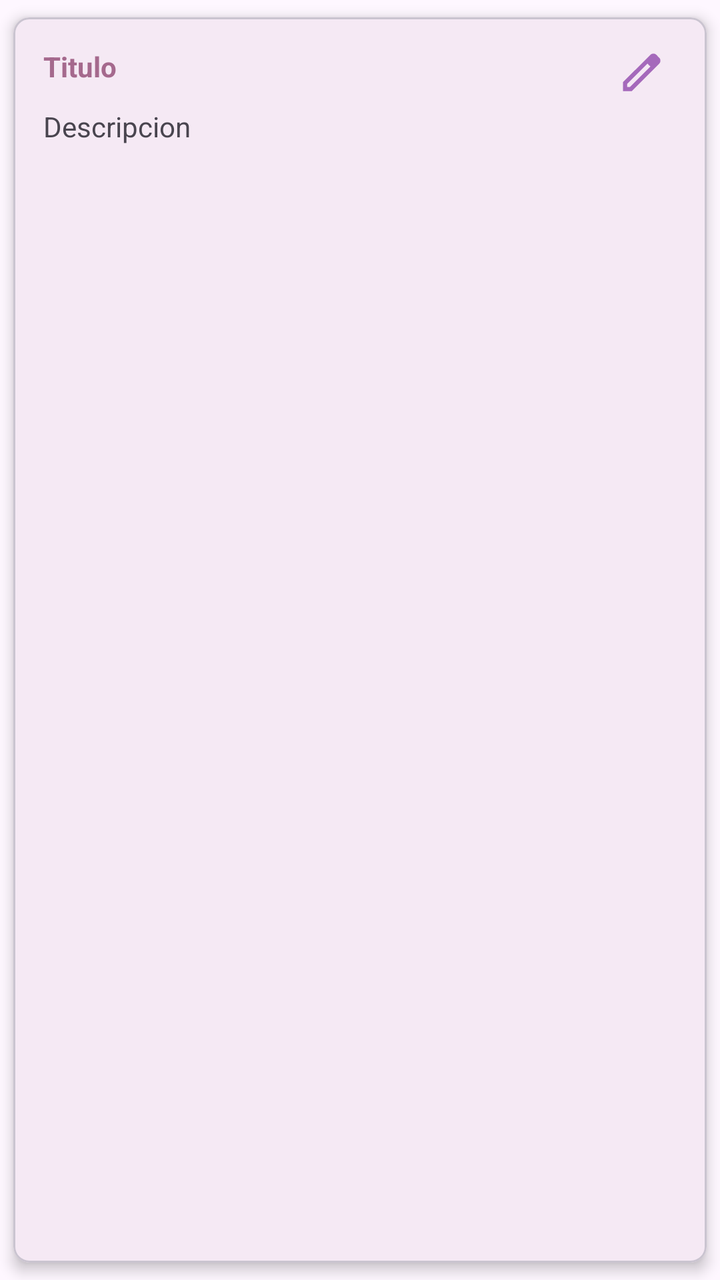
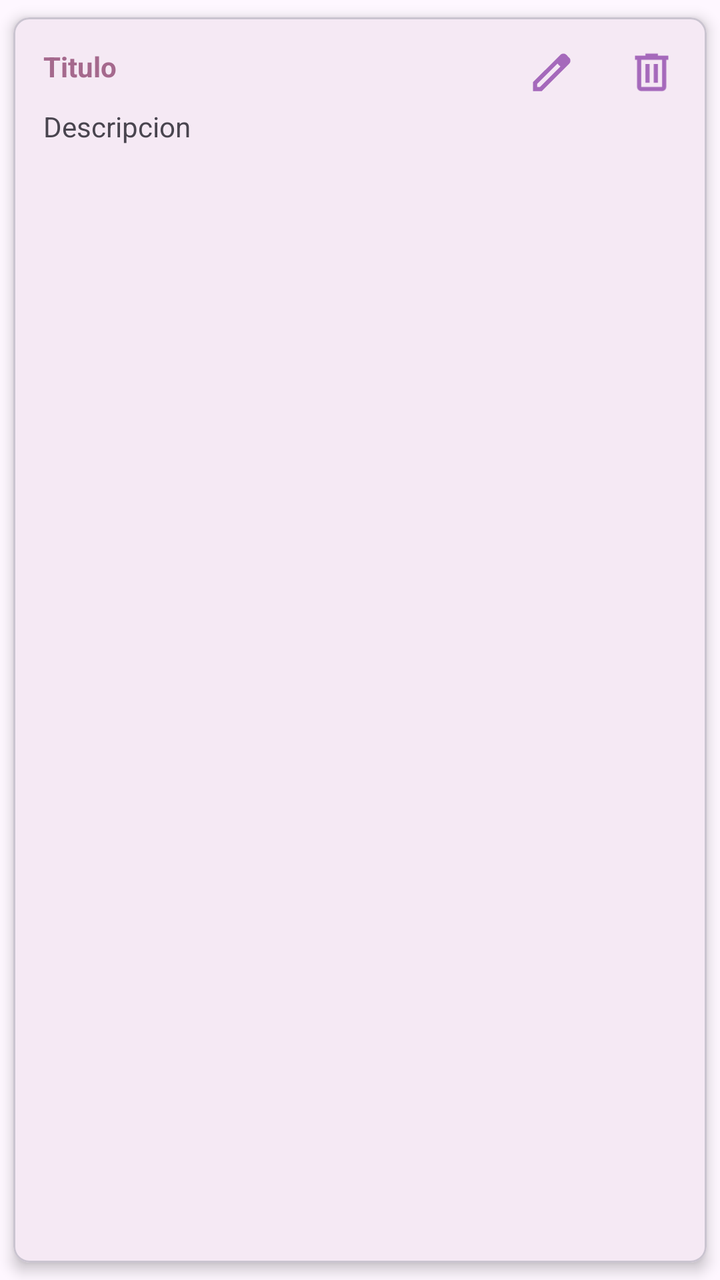

An Android layout rendered at two revisions. The XML below is the earlier revision; the diff shows what the commit changed to produce the second picture.
<!-- AndroidManifest.xml: application theme Theme.NotasAppSQLite -->
<!-- res/layout/item_nota.xml -->
<?xml version="1.0" encoding="utf-8"?>
<com.google.android.material.card.MaterialCardView
    xmlns:android="http://schemas.android.com/apk/res/android"
    xmlns:app="http://schemas.android.com/apk/res-auto"
    android:layout_width="match_parent"
    android:layout_height="wrap_content"
    app:cardCornerRadius="8dp"
    app:cardElevation="4dp"
    app:cardUseCompatPadding="true">

    <androidx.appcompat.widget.LinearLayoutCompat
        android:layout_width="match_parent"
        android:layout_height="wrap_content"
        android:orientation="vertical"
        android:padding="15dp">

        <RelativeLayout
            android:layout_width="match_parent"
            android:layout_height="wrap_content">

            <TextView
                android:id="@+id/item_titulo"
                android:layout_width="wrap_content"
                android:layout_height="wrap_content"
                android:layout_alignParentStart="true"
                android:layout_toStartOf="@+id/ivActualizar"
                android:text="@string/item_titulo"
                android:textColor="@color/morado"
                android:textStyle="bold" />

            <ImageView
                android:id="@+id/ivActualizar"
                android:layout_width="25dp"
                android:layout_height="25dp"
                android:layout_alignParentEnd="true"
                android:layout_centerVertical="true"
                android:layout_marginEnd="5dp"
                android:src="@drawable/ic_editar" />

        </RelativeLayout>

        <TextView
            android:id="@+id/item_descripcion"
            android:layout_width="match_parent"
            android:layout_height="wrap_content"
            android:layout_marginTop="5dp"
            android:maxLines="3"
            android:text="@string/item_descripcion" />

    </androidx.appcompat.widget.LinearLayoutCompat>

</com.google.android.material.card.MaterialCardView>
<!-- resources referenced by this layout -->
<resources>
  <color name="morado">#A5698D</color>
  <!-- drawable ic_editar (drawable) -->
  <vector xmlns:android="http://schemas.android.com/apk/res/android" android:height="24dp" android:tint="#A569BB" android:viewportHeight="960" android:viewportWidth="960" android:width="24dp">
        
      <path android:fillColor="@android:color/white" android:pathData="M200,760L257,760L648,369L591,312L200,703L200,760ZM120,840L120,670L648,143Q660,132 674.5,126Q689,120 705,120Q721,120 736,126Q751,132 762,144L817,200Q829,211 834.5,226Q840,241 840,256Q840,272 834.5,286.5Q829,301 817,313L290,840L120,840ZM760,256L760,256L704,200L704,200L760,256ZM619,341L591,312L591,312L648,369L648,369L619,341Z"/>
      
  </vector>
  <string name="item_descripcion">Descripcion</string>
  <string name="item_titulo">Titulo</string>
  <style name="Theme.NotasAppSQLite" parent="Base.Theme.NotasAppSQLite" />
  <style name="Base.Theme.NotasAppSQLite" parent="Theme.Material3.DayNight.NoActionBar">
          
          <item name="colorPrimary">@color/morado</item>
          <item name="colorPrimaryVariant">@color/morado</item>
          <item name="android:statusBarColor">@color/morado</item>
      </style>
</resources>

<!-- the commit's change to res/layout/item_nota.xml (unified diff, before → after) -->
@@ -28,14 +28,24 @@
                 android:textColor="@color/morado"
                 android:textStyle="bold" />
 
+
+            
             <ImageView
                 android:id="@+id/ivActualizar"
                 android:layout_width="25dp"
                 android:layout_height="25dp"
                 android:layout_alignParentEnd="true"
                 android:layout_centerVertical="true"
-                android:layout_marginEnd="5dp"
+                android:layout_marginEnd="50dp"
                 android:src="@drawable/ic_editar" />
+
+            
+            <ImageView
+                android:id="@+id/ivEliminar"
+                android:layout_alignParentEnd="true"
+                android:src="@drawable/ic_eliminar"
+                android:layout_width="25dp"
+                android:layout_height="25dp"/>
 
         </RelativeLayout>
 
<!-- resource entries referenced after the edit -->
@@ -5,6 +5,12 @@
   <vector xmlns:android="http://schemas.android.com/apk/res/android" android:height="24dp" android:tint="#A569BB" android:viewportHeight="960" android:viewportWidth="960" android:width="24dp">
         
       <path android:fillColor="@android:color/white" android:pathData="M200,760L257,760L648,369L591,312L200,703L200,760ZM120,840L120,670L648,143Q660,132 674.5,126Q689,120 705,120Q721,120 736,126Q751,132 762,144L817,200Q829,211 834.5,226Q840,241 840,256Q840,272 834.5,286.5Q829,301 817,313L290,840L120,840ZM760,256L760,256L704,200L704,200L760,256ZM619,341L591,312L591,312L648,369L648,369L619,341Z"/>
+      
+  </vector>
+  <!-- drawable ic_eliminar (drawable) -->
+  <vector xmlns:android="http://schemas.android.com/apk/res/android" android:height="24dp" android:tint="#A569BB" android:viewportHeight="960" android:viewportWidth="960" android:width="24dp">
+        
+      <path android:fillColor="@android:color/white" android:pathData="M280,840Q247,840 223.5,816.5Q200,793 200,760L200,240L160,240L160,160L360,160L360,120L600,120L600,160L800,160L800,240L760,240L760,760Q760,793 736.5,816.5Q713,840 680,840L280,840ZM680,240L280,240L280,760Q280,760 280,760Q280,760 280,760L680,760Q680,760 680,760Q680,760 680,760L680,240ZM360,680L440,680L440,320L360,320L360,680ZM520,680L600,680L600,320L520,320L520,680ZM280,240L280,240L280,760Q280,760 280,760Q280,760 280,760L280,760Q280,760 280,760Q280,760 280,760L280,240Z"/>
       
   </vector>
   <string name="item_descripcion">Descripcion</string>
